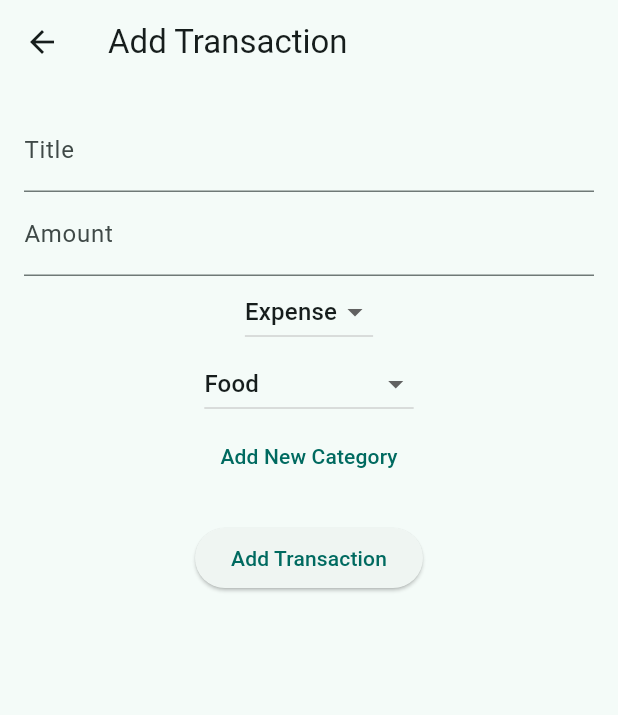
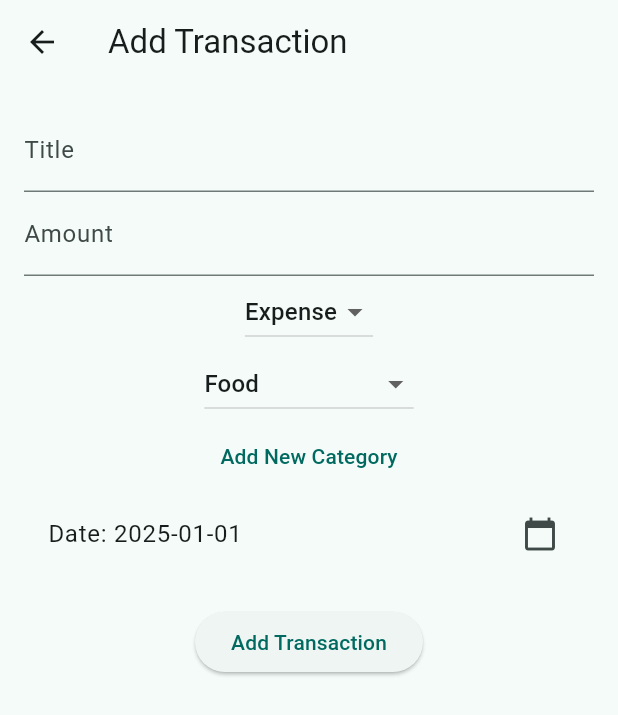
Before and after one commit to Ibrahim-Hashlamon/BudgetingApp, a Flutter app: the screen it shows after launch, item 2 of the bottom bar chosen, after a tap on the "add" icon, on a phone screen of 412 x 824 dp. Shown: the top 715 px of the screen. Run offline on Flutter 3.47's test engine with Material 3 defaults, Android fonts, the light colour scheme and no system bars; our stand-ins replace fl_chart, sqflite; accounts and stored records are empty.

Commit message:
Added calendar to AddTransaction Screen

```diff
--- a/lib/screens/screen_transactions.dart
+++ b/lib/screens/screen_transactions.dart
@@ -1,5 +1,4 @@
 import 'package:flutter/material.dart';
-import 'package:fl_chart/fl_chart.dart';
 import 'package:sqflite/sqflite.dart';
 import 'package:intl/intl.dart';
 
@@ -54,7 +53,9 @@ class _TransactionsScreenState extends State<TransactionsScreen> {
               transaction['type'] == 'income'
                   ? Icons.arrow_upward
                   : Icons.arrow_downward,
-              color: transaction['type'] == 'income' ? Colors.green : Colors.red,
+              color: transaction['type'] == 'income'
+                  ? Colors.green
+                  : Colors.red,
             ),
             title: Text(transaction['title']),
             subtitle: Text(
@@ -66,7 +67,9 @@ class _TransactionsScreenState extends State<TransactionsScreen> {
                 Text(
                   '\$${transaction['amount'].toStringAsFixed(2)}',
                   style: TextStyle(
-                    color: transaction['type'] == 'income' ? Colors.green : Colors.red,
+                    color: transaction['type'] == 'income'
+                        ? Colors.green
+                        : Colors.red,
                     fontWeight: FontWeight.bold,
                   ),
                 ),
@@ -84,7 +87,8 @@ class _TransactionsScreenState extends State<TransactionsScreen> {
           await Navigator.push(
             context,
             MaterialPageRoute(
-              builder: (context) => AddTransactionScreen(database: widget.database),
+              builder: (context) =>
+                  AddTransactionScreen(database: widget.database),
             ),
           );
           _fetchTransactions();
@@ -98,7 +102,8 @@ class _TransactionsScreenState extends State<TransactionsScreen> {
 class AddTransactionScreen extends StatefulWidget {
   final Future<Database> database;
 
-  const AddTransactionScreen({Key? key, required this.database}) : super(key: key);
+  const AddTransactionScreen({Key? key, required this.database})
+      : super(key: key);
 
   @override
   _AddTransactionScreenState createState() => _AddTransactionScreenState();
@@ -110,6 +115,7 @@ class _AddTransactionScreenState extends State<AddTransactionScreen> {
   String _type = 'expense';
   String? _selectedCategory;
   List<String> _categories = [];
+  DateTime _selectedDate = DateTime.now();
 
   @override
   void initState() {
@@ -119,7 +125,8 @@ class _AddTransactionScreenState extends State<AddTransactionScreen> {
 
   Future<void> _fetchCategories() async {
     final db = await widget.database;
-    final categories = await db.query('categories', where: 'type = ?', whereArgs: [_type]);
+    final categories =
+    await db.query('categories', where: 'type = ?', whereArgs: [_type]);
     setState(() {
       _categories = categories.map((e) => e['name'] as String).toList();
       _selectedCategory = _categories.isNotEmpty ? _categories.first : null;
@@ -130,6 +137,20 @@ class _AddTransactionScreenState extends State<AddTransactionScreen> {
     final db = await widget.database;
     await db.insert('categories', {'name': categoryName, 'type': _type});
     _fetchCategories(); // Refresh categories after adding a new one
+  }
+
+  Future<void> _selectDate(BuildContext context) async {
+    final DateTime? picked = await showDatePicker(
+      context: context,
+      initialDate: _selectedDate,
+      firstDate: DateTime(2000),
+      lastDate: DateTime(2100),
+    );
+    if (picked != null && picked != _selectedDate) {
+      setState(() {
+        _selectedDate = picked;
+      });
+    }
   }
 
   @override
@@ -202,7 +223,8 @@ class _AddTransactionScreenState extends State<AddTransactionScreen> {
     title: const Text('Add New Category'),
     content: TextField(
     controller: categoryController,
-                        decoration: const InputDecoration(labelText: 'Category Name'),
+    decoration:
+    const InputDecoration(labelText: 'Category Name'),
     ),
     actions: [
     TextButton(
@@ -210,7 +232,8 @@ class _AddTransactionScreenState extends State<AddTransactionScreen> {
     child: const Text('Cancel'),
     ),
     TextButton(
-                          onPressed: () => Navigator.pop(dialogContext, categoryController.text),
+    onPressed: () => Navigator.pop(
+    dialogContext, categoryController.text),
     child: const Text('Add'),
     ),
     ],
@@ -222,6 +245,13 @@ class _AddTransactionScreenState extends State<AddTransactionScreen> {
     }
     },
     child: const Text('Add New Category'),
+    ),
+    ListTile(
+    title: Text(
+    'Date: ${DateFormat('yyyy-MM-dd').format(_selectedDate)}',
+    ),
+    trailing: const Icon(Icons.calendar_today),
+    onTap: () => _selectDate(context),
     ),
     const SizedBox(height: 20),
     ElevatedButton(
@@ -236,7 +266,8 @@ class _AddTransactionScreenState extends State<AddTransactionScreen> {
     }
 
     final db = await widget.database;
-                final formattedDate = DateFormat('yyyy-MM-dd').format(DateTime.now());
+    final formattedDate =
+    DateFormat('yyyy-MM-dd').format(_selectedDate);
     await db.insert(
     'transactions',
     {
@@ -251,9 +282,9 @@ class _AddTransactionScreenState extends State<AddTransactionScreen> {
     },
     child: const Text('Add Transaction'),
     ),
-          ],
-        ),
-      ),
-    );
+    ], // Closing the Column's children array
+    ), // Closing the Column widget
+    ), // Closing the Padding widget
+    ); // Closing the Scaffold widget
   }
 }
```
Lines whose indentation alone changed are shown as unchanged.
